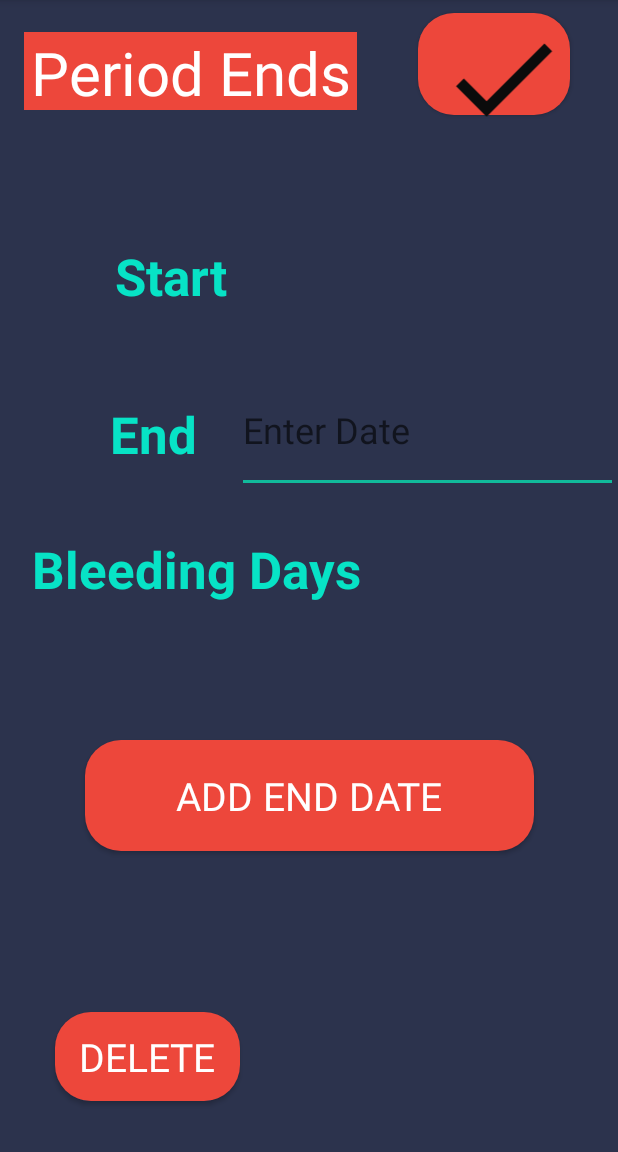
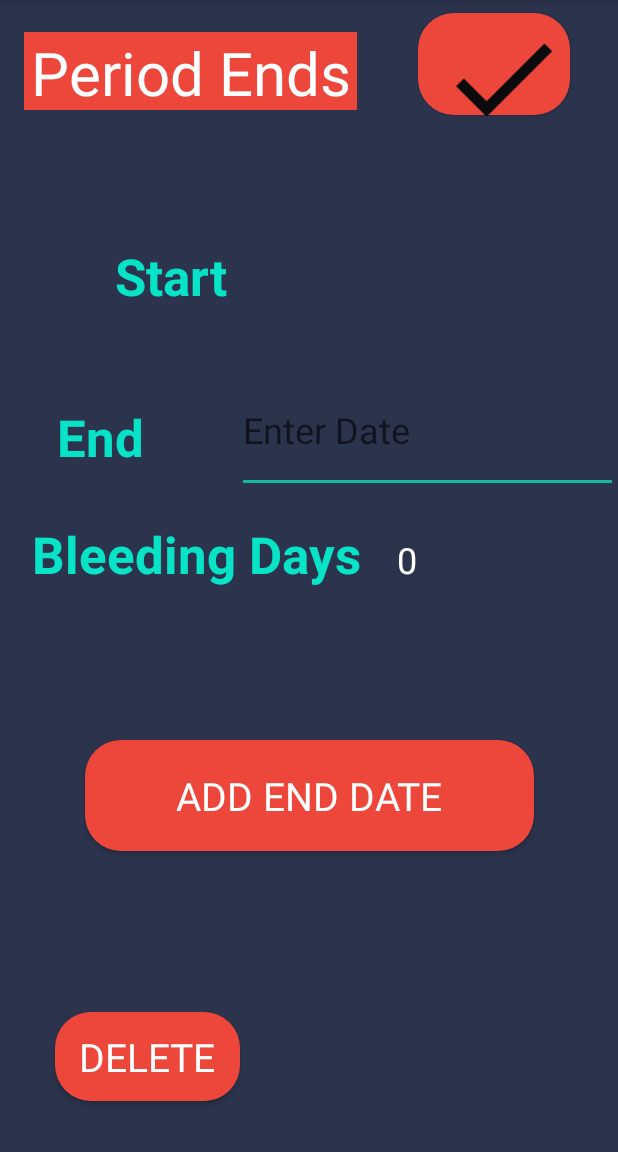
Before and after one commit to kovisha/MADD_PROJECT-Final-, an Android app: the EndPeriodActivity screen opened directly, with no data from a screen before it, after a tap on "ADD END DATE", on a phone screen of 412 x 824 dp, the part 84-1236 px from its top. Run offline under Robolectric (Android 15) with nearby library versions, the phone set to English and light mode, and no system bars; Roboto replaces fonts that are not available here; 3 statements that could not run were skipped.

Commit message:
PeriodTracker(Kovisha) - Calculation 2 (Bleeding days done)

```diff
--- a/app/src/main/java/com/example/project_madd/Database/DBOpenHelper.java
+++ b/app/src/main/java/com/example/project_madd/Database/DBOpenHelper.java
@@ -81,7 +81,7 @@ public class DBOpenHelper extends SQLiteOpenHelper {
 
         String [] projections={DBStructure.PeriodTracker.COLUMN_NAME_START_DATE};
         String selection=DBStructure.PeriodTracker._ID+"=?" ;
-        String [] selectionArgs = {"1"};
+        String [] selectionArgs = {"28"};
 
 
         return sqLiteDatabase.query(DBStructure.PeriodTracker.TABLE_NAME,projections,selection,selectionArgs,null,null,null);
@@ -99,7 +99,7 @@ public class DBOpenHelper extends SQLiteOpenHelper {
         values.put(DBStructure.PeriodTracker.COLUMN_NAME_END_DATE,endDate);
 
         String selection = DBStructure.PeriodTracker._ID + " LIKE ?";
-        String [] selectionArgs = {"1"};
+        String [] selectionArgs = {"28"};
 
         long updatedEndDate = db.update(DBStructure.PeriodTracker.TABLE_NAME,values,selection,selectionArgs);
 
@@ -113,7 +113,7 @@ public class DBOpenHelper extends SQLiteOpenHelper {
         SQLiteDatabase db = getReadableDatabase();
 
         String selection = DBStructure.PeriodTracker._ID+" LIKE ?";
-        String [] selectionArgs = {"20"};
+        String [] selectionArgs = {"28"};
 
         long deleteRecord = db.delete(DBStructure.PeriodTracker.TABLE_NAME,selection,selectionArgs);
 
--- a/app/src/main/java/com/example/project_madd/DisplayCalendar.java
+++ b/app/src/main/java/com/example/project_madd/DisplayCalendar.java
@@ -24,6 +24,8 @@ public class DisplayCalendar extends AppCompatActivity {
         setContentView(R.layout.activity_display_calendar);
 
         customCalendarView = (CustomCalendarView) findViewById(R.id.custom_calendar_view);
+
+
     }
 
 
--- a/app/src/main/java/com/example/project_madd/EndPeriodActivity.java
+++ b/app/src/main/java/com/example/project_madd/EndPeriodActivity.java
@@ -25,7 +25,13 @@ import android.widget.Toast;
 import com.example.project_madd.Database.DBOpenHelper;
 import com.example.project_madd.Database.DBStructure;
 
+import java.text.ParseException;
+import java.text.SimpleDateFormat;
+import java.time.DayOfWeek;
 import java.util.Calendar;
+import java.util.Date;
+import java.util.Locale;
+import java.util.concurrent.TimeUnit;
 
 public class EndPeriodActivity extends AppCompatActivity {
 
@@ -34,8 +40,9 @@ public class EndPeriodActivity extends AppCompatActivity {
     EditText eText,getEndDate;
     Button btnGet , eConfirm ;
     Dialog myDialog;
-    TextView displayStartDate , displayEndDate;
-    String startDate,endDate;
+    TextView displayStartDate , displayEndDate , BleedDisplay;
+    String startDate,endDate,bleeding;
+    long bleedingDays;
 
     @Override
     protected void onCreate(Bundle savedInstanceState) {
@@ -79,7 +86,8 @@ public class EndPeriodActivity extends AppCompatActivity {
                         new DatePickerDialog.OnDateSetListener() {
                             @Override
                             public void onDateSet(DatePicker view, int year, int monthOfYear, int dayOfMonth) {
-                                eText.setText(dayOfMonth + "/" + (monthOfYear + 1) + "/" + year);
+                                //eText.setText(dayOfMonth + "-" + (monthOfYear + 1) + "-" + year);
+                                eText.setText(year + "-" + (monthOfYear + 1) + "-" + dayOfMonth);
                             }
                         }, year, month, day);
                 picker.show();
@@ -91,9 +99,18 @@ public class EndPeriodActivity extends AppCompatActivity {
             @Override
             public void onClick(View view) {
 
-                //Toast.makeText(getApplicationContext(), "Your record is being processed!",Toast.LENGTH_SHORT).show();
 
                 updateEndDate(view); //calling the update end date method during add end date button click
+
+                Toast.makeText(getApplicationContext(), "Bleeding days are processed!",Toast.LENGTH_SHORT).show();
+
+
+                try {
+                    calPeriod(view); //calling the method to calculate period date.
+                } catch (ParseException e) {
+                    e.printStackTrace();
+                }
+
 
             }
         });
@@ -120,7 +137,6 @@ public class EndPeriodActivity extends AppCompatActivity {
         if(val > 0){
             Toast.makeText(getApplicationContext(), " End Date update success", Toast.LENGTH_SHORT).show();
 
-
         }
         else{
             Toast.makeText(getApplicationContext(), " End Date update failed", Toast.LENGTH_SHORT).show();
@@ -141,6 +157,23 @@ public class EndPeriodActivity extends AppCompatActivity {
         else{
             Toast.makeText(getApplicationContext(), " Record Deletion  failed", Toast.LENGTH_SHORT).show();
         }
+    }
+
+
+
+    public void  calPeriod(View view) throws ParseException {
+        SimpleDateFormat sdf = new SimpleDateFormat("yyyy-MM-dd", Locale.ENGLISH);
+        Date firstDate = sdf.parse(startDate);
+        Date secondDate = sdf.parse(endDate);
+
+        long difInMillies= Math.abs(secondDate.getTime() - firstDate.getTime());
+        long diff = TimeUnit.DAYS.convert(difInMillies,TimeUnit.MILLISECONDS);
+
+
+        String dayDifference = Long.toString(diff);
+
+        BleedDisplay = findViewById(R.id.textBleed);
+        BleedDisplay.setText(dayDifference);
     }
 
 
@@ -201,7 +234,6 @@ public class EndPeriodActivity extends AppCompatActivity {
 
                 deletePeriodRecord(view);
 
-                //Toast.makeText(getApplicationContext(),"Deleting record",Toast.LENGTH_SHORT).show();
 
                 Intent intent = new Intent(EndPeriodActivity.this , MenstrualHome.class);
                 startActivity(intent);
--- a/app/src/main/res/layout/activity_display_calendar.xml
+++ b/app/src/main/res/layout/activity_display_calendar.xml
@@ -11,4 +11,5 @@
         android:layout_width="match_parent"
         android:id="@+id/custom_calendar_view"/>
 
+
 </androidx.constraintlayout.widget.ConstraintLayout>
--- a/app/src/main/res/layout/activity_end_period.xml
+++ b/app/src/main/res/layout/activity_end_period.xml
@@ -51,10 +51,10 @@
         android:textStyle="bold"
         app:layout_constraintBottom_toBottomOf="parent"
         app:layout_constraintEnd_toEndOf="parent"
-        app:layout_constraintHorizontal_bias="0.207"
+        app:layout_constraintHorizontal_bias="0.108"
         app:layout_constraintStart_toStartOf="parent"
         app:layout_constraintTop_toTopOf="parent"
-        app:layout_constraintVertical_bias="0.369" />
+        app:layout_constraintVertical_bias="0.372" />
 
     <TextView
         android:id="@+id/bleed"
@@ -104,8 +104,8 @@
 
     <TextView
         android:id="@+id/textBleed"
-        android:layout_width="130dp"
-        android:layout_height="35dp"
+        android:layout_width="123dp"
+        android:layout_height="55dp"
         android:fontFamily="@font/capriola"
         android:textColor="@color/prjctBtnTextclr"
         android:textSize="24sp"
```
Also changed, not shown: app/src/main/java/com/example/project_madd/AddPeriodActivity.java (+2 -9 lines), app/src/main/java/com/example/project_madd/DisplayStartDateHome.java (+15 -3 lines), app/src/main/res/layout/calendar_layout.xml (+37 -1 lines).
